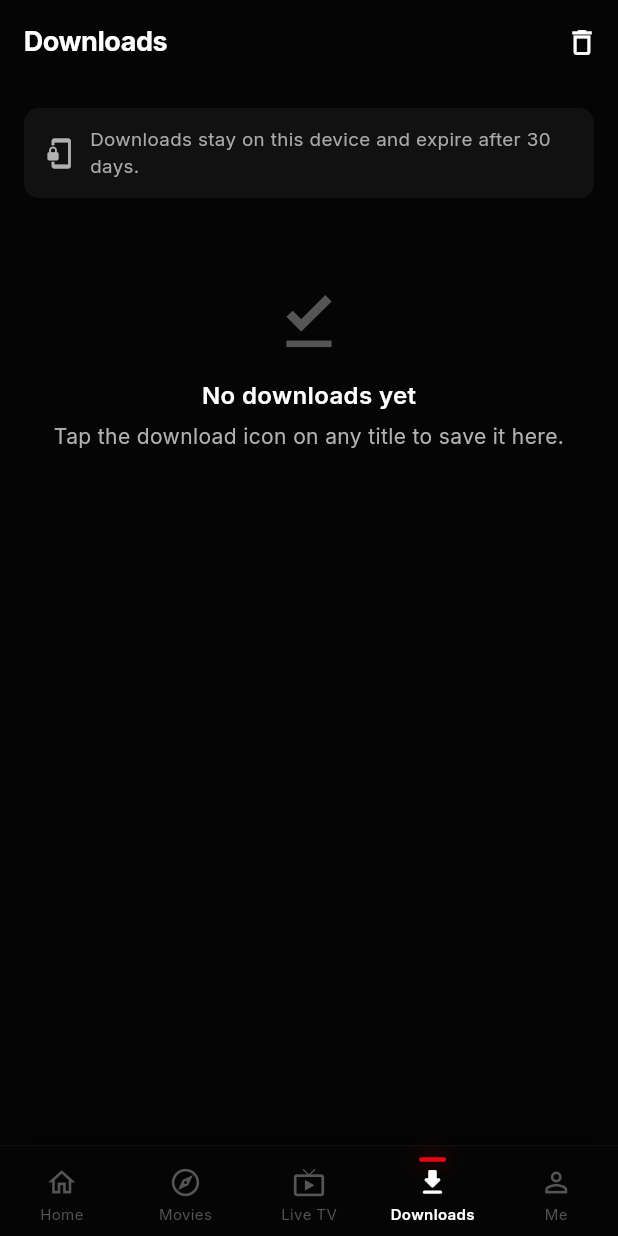
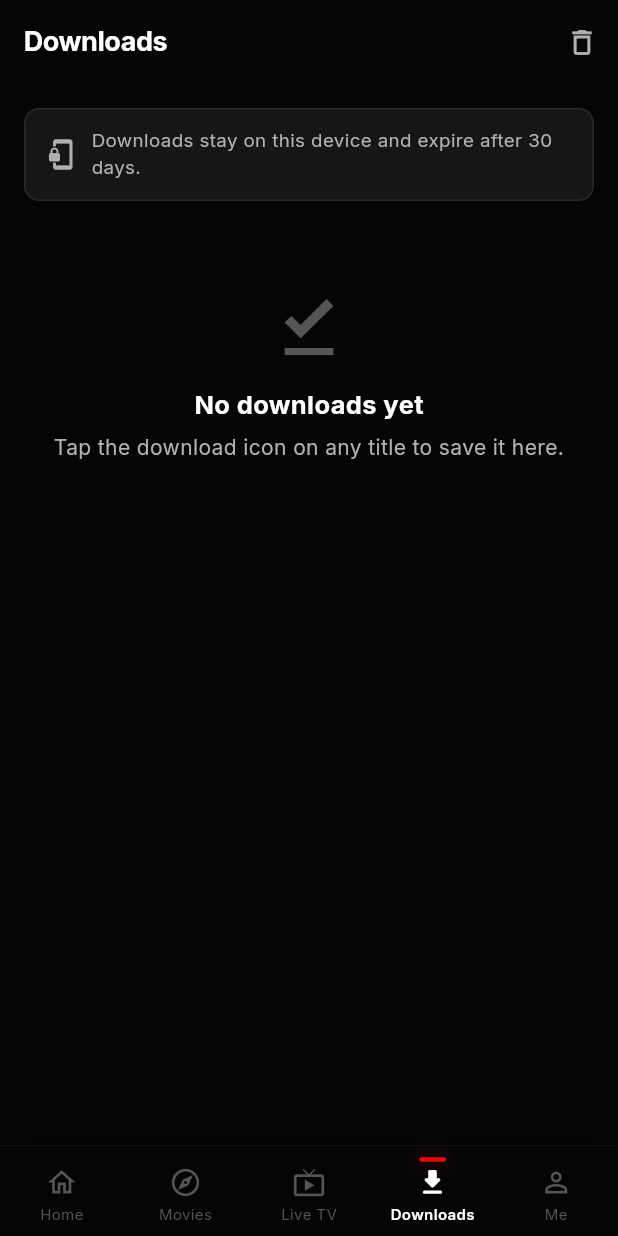
Before and after one commit to dvscvjwer/ssdff, a Flutter app: the screen it shows after launch, swiped to page 4, on a phone screen of 412 x 824 dp. Run offline on Flutter 3.47's test engine with Material 3 defaults, Android fonts, the phone set to English and light mode, and no system bars; our stand-ins replace cached_network_image, google_fonts, image_picker, shared_preferences, video_player; network calls fail.

Commit message:
Redesign: downloads_screen.dart

```diff
--- a/lib/screens/downloads_screen.dart
+++ b/lib/screens/downloads_screen.dart
@@ -1,3 +1,7 @@
+// ─────────────────────────────────────────────────────────────
+//  downloads_screen.dart — SkyLive Redesign
+// ─────────────────────────────────────────────────────────────
+
 import 'package:cached_network_image/cached_network_image.dart';
 import 'package:flutter/material.dart';
 
@@ -7,6 +11,7 @@ import '../models/title.dart';
 import '../services/user_state.dart';
 import '../theme/app_theme.dart';
 
+// ─── Screen ──────────────────────────────────────────────────
 class DownloadsScreen extends StatelessWidget {
   const DownloadsScreen({super.key});
 
@@ -14,12 +19,15 @@ class DownloadsScreen extends StatelessWidget {
   Widget build(BuildContext context) {
     final s = AppLocalizations.of(context);
     return Scaffold(
+      backgroundColor: AppColors.background,
       appBar: AppBar(
+        backgroundColor: AppColors.background,
         title: Text(s.downloadsTitle),
         actions: [
           IconButton(
             onPressed: () => _confirmClearAll(context),
-            icon: const Icon(Icons.delete_outline),
+            icon: const Icon(Icons.delete_outline,
+                color: AppColors.textSecondary),
           ),
         ],
       ),
@@ -37,44 +45,7 @@ class DownloadsScreen extends StatelessWidget {
               })
               .whereType<TitleItem>()
               .toList();
-          return ListView(
-            padding: const EdgeInsets.symmetric(vertical: 8),
-            children: [
-              Padding(
-                padding: const EdgeInsets.fromLTRB(16, 8, 16, 16),
-                child: Container(
-                  padding: const EdgeInsets.all(12),
-                  decoration: BoxDecoration(
-                    color: AppColors.surface,
-                    borderRadius: BorderRadius.circular(10),
-                  ),
-                  child: Row(
-                    children: [
-                      const Icon(Icons.phonelink_lock,
-                          color: AppColors.textSecondary),
-                      const SizedBox(width: 10),
-                      Expanded(
-                        child: Text(
-                          s.downloadsNote,
-                          style: TextStyle(
-                            color: AppColors.textSecondary
-                                .withValues(alpha: 0.95),
-                            fontSize: 12.5,
-                            height: 1.4,
-                          ),
-                        ),
-                      ),
-                    ],
-                  ),
-                ),
-              ),
-              if (items.isEmpty)
-                _empty(context)
-              else
-                for (int i = 0; i < items.length; i++)
-                  _downloadTile(context, items[i], i),
-            ],
-          );
+          return _DownloadsList(items: items);
         },
       ),
     );
@@ -86,6 +57,7 @@ class DownloadsScreen extends StatelessWidget {
     final ok = await showDialog<bool>(
       context: context,
       builder: (ctx) => AlertDialog(
+        backgroundColor: AppColors.surfaceModal,
         title: Text(s.downloadsClearTitle),
         content: Text(s.downloadsClearMessage),
         actions: [
@@ -105,6 +77,119 @@ class DownloadsScreen extends StatelessWidget {
       await userState.toggleDownload(id);
     }
   }
+}
+
+// ─── Animated Downloads List ─────────────────────────────────
+class _DownloadsList extends StatefulWidget {
+  final List<TitleItem> items;
+  const _DownloadsList({required this.items});
+
+  @override
+  State<_DownloadsList> createState() => _DownloadsListState();
+}
+
+class _DownloadsListState extends State<_DownloadsList>
+    with SingleTickerProviderStateMixin {
+  late final AnimationController _staggerController;
+
+  @override
+  void initState() {
+    super.initState();
+    _staggerController = AnimationController(
+      vsync: this,
+      duration: Duration(
+          milliseconds: 400 + widget.items.length * 60),
+    )..forward();
+  }
+
+  @override
+  void didUpdateWidget(covariant _DownloadsList old) {
+    super.didUpdateWidget(old);
+    if (old.items.length != widget.items.length) {
+      _staggerController
+        ..reset()
+        ..duration = Duration(
+            milliseconds: 400 + widget.items.length * 60)
+        ..forward();
+    }
+  }
+
+  @override
+  void dispose() {
+    _staggerController.dispose();
+    super.dispose();
+  }
+
+  @override
+  Widget build(BuildContext context) {
+    final s = AppLocalizations.of(context);
+    return ListView(
+      padding: const EdgeInsets.symmetric(vertical: 8),
+      children: [
+        // ─── Storage Banner ───
+        Padding(
+          padding: const EdgeInsets.fromLTRB(16, 8, 16, 16),
+          child: Container(
+            padding: const EdgeInsets.all(12),
+            decoration: BoxDecoration(
+              color: AppColors.surfaceCard,
+              borderRadius: BorderRadius.circular(10),
+              border: Border.all(color: AppColors.divider),
+            ),
+            child: Row(
+              children: [
+                const Icon(Icons.phonelink_lock,
+                    color: AppColors.textSecondary),
+                const SizedBox(width: 10),
+                Expanded(
+                  child: Text(
+                    s.downloadsNote,
+                    style: const TextStyle(
+                      color: AppColors.textSecondary,
+                      fontSize: 12.5,
+                      height: 1.4,
+                    ),
+                  ),
+                ),
+              ],
+            ),
+          ),
+        ),
+        if (widget.items.isEmpty)
+          _empty(context)
+        else
+          for (int i = 0; i < widget.items.length; i++)
+            _animatedTile(context, widget.items[i], i),
+      ],
+    );
+  }
+
+  Widget _animatedTile(BuildContext context, TitleItem t, int i) {
+    final totalDuration = 400 + widget.items.length * 60;
+    final start = (i * 60) / totalDuration;
+    final end = (i * 60 + 400) / totalDuration;
+    final anim = CurvedAnimation(
+      parent: _staggerController,
+      curve: Interval(
+        start.clamp(0.0, 1.0),
+        end.clamp(0.0, 1.0),
+        curve: Curves.easeOutCubic,
+      ),
+    );
+    return AnimatedBuilder(
+      animation: anim,
+      builder: (_, child) {
+        return Opacity(
+          opacity: anim.value,
+          child: Transform.translate(
+            offset: Offset(30 * (1 - anim.value), 0),
+            child: child,
+          ),
+        );
+      },
+      child: _downloadTile(context, t, i),
+    );
+  }
 
   Widget _empty(BuildContext context) {
     final s = AppLocalizations.of(context);
@@ -113,13 +198,14 @@ class DownloadsScreen extends StatelessWidget {
       child: Column(
         children: [
           const Icon(Icons.download_done_outlined,
-              size: 52, color: AppColors.textTertiary),
+              size: 56, color: AppColors.textTertiary),
           const SizedBox(height: 12),
           Text(
             s.downloadsEmptyTitle,
             style: const TextStyle(
-              fontSize: 16,
-              fontWeight: FontWeight.w600,
+              fontSize: 17,
+              fontWeight: FontWeight.w700,
+              color: AppColors.textPrimary,
             ),
           ),
           const SizedBox(height: 6),
@@ -135,13 +221,19 @@ class DownloadsScreen extends StatelessWidget {
 
   Widget _downloadTile(BuildContext context, TitleItem t, int i) {
     final s = AppLocalizations.of(context);
-    // Stable per-id pseudo-progress so the demo looks varied.
     final hash = t.id.codeUnits.fold<int>(0, (a, b) => a + b);
     final progressOptions = [1.0, 0.68, 0.34, 0.92, 0.55, 0.18];
     final progress = progressOptions[hash % progressOptions.length];
     final done = progress >= 1.0;
     return Padding(
       padding: const EdgeInsets.fromLTRB(16, 6, 16, 6),
+      child: Container(
+        padding: const EdgeInsets.all(10),
+        decoration: BoxDecoration(
+          color: AppColors.surfaceCard,
+          borderRadius: BorderRadius.circular(12),
+          border: Border.all(color: AppColors.divider),
+        ),
         child: Row(
           children: [
             ClipRRect(
@@ -173,13 +265,16 @@ class DownloadsScreen extends StatelessWidget {
                     style: const TextStyle(
                       fontSize: 14,
                       fontWeight: FontWeight.w700,
+                      color: AppColors.textPrimary,
                     ),
                   ),
                   const SizedBox(height: 4),
                   Text(
                     done ? s.downloadsReady : s.downloadsDownloading,
                     style: TextStyle(
-                    color: done ? AppColors.accent : AppColors.textSecondary,
+                      color: done
+                          ? AppColors.accent
+                          : AppColors.textSecondary,
                       fontSize: 12,
                     ),
                   ),
@@ -217,6 +312,7 @@ class DownloadsScreen extends StatelessWidget {
             ),
           ],
         ),
+      ),
     );
   }
 }
```
Lines whose indentation alone changed are shown as unchanged.
